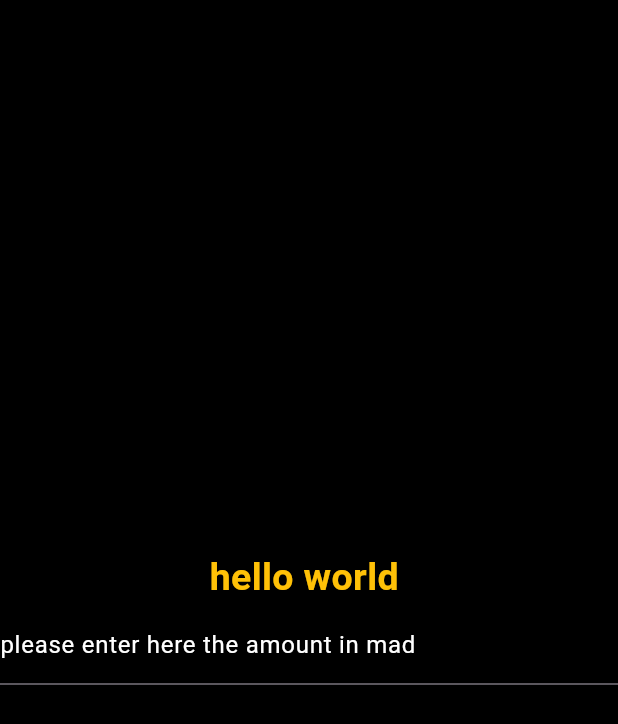
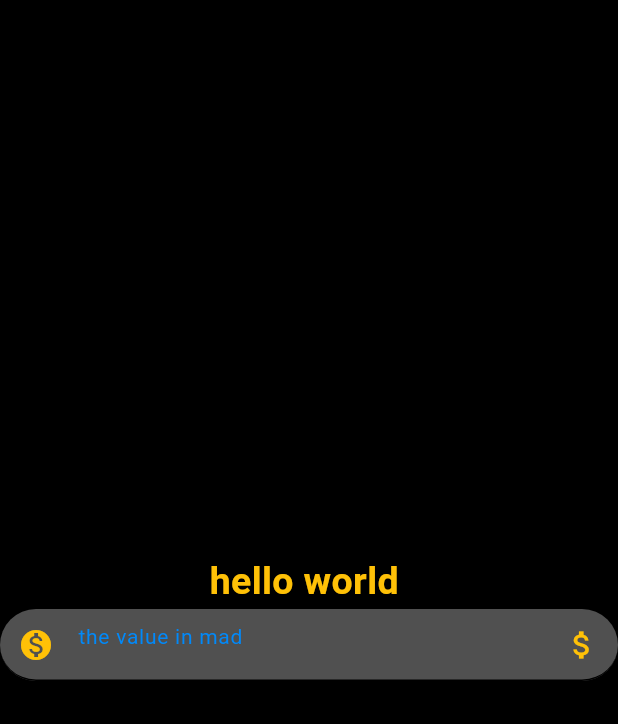
Before and after one commit to tareklaaouane/tutorial-of-flutter, a Flutter app: the screen it shows after launch, on a phone screen of 412 x 824 dp. Shown: the top 724 px of the screen. Run offline on Flutter 3.47's test engine with Material 3 defaults, Android fonts, the light colour scheme and no system bars.

Commit message:
tutocurr#2

```diff
--- a/lib/currency_converter.dart
+++ b/lib/currency_converter.dart
@@ -14,7 +14,9 @@ class CurrencyConverter extends StatelessWidget {
             Text(
               "hello world ",
               style: TextStyle(
-              fontSize: 25, fontWeight: FontWeight.bold, color: Colors.amber),
+                  fontSize: 25,
+                  fontWeight: FontWeight.bold,
+                  color: Colors.amber),
             ),
             TextField(
               style: TextStyle(
@@ -22,19 +24,51 @@ class CurrencyConverter extends StatelessWidget {
                 fontWeight: FontWeight.w400,
                 color: Color.fromARGB(255, 255, 255, 255),
               ),
-          decoration:InputDecoration(
-            label: Text("please enter here the amount in mad"
+              decoration: InputDecoration(
+                /* label: Text("please enter here the amount in mad"
             ,style: TextStyle(
               color: Colors.white,
             ),
+            ), */
+                hintText: "the value in mad ",
+                hintStyle: TextStyle(
+                  color: Color.fromARGB(255, 0, 137, 250),
                 ),
-            hintText: "the value in mad ",
-
-
+                prefixIcon: Icon(Icons.monetization_on),
+                prefixIconColor: Colors.amber,
+                suffixIcon: Icon(Icons.attach_money),
+                suffixIconColor: Colors.amber,
+                filled: true,
+                fillColor: Color.fromARGB(255, 80, 80, 80),
+                border: OutlineInputBorder(
+                  borderRadius: BorderRadius.all(
+                    Radius.circular(60),
                   ),
-
-        )
-      ])),
+                ),
+                focusedBorder: OutlineInputBorder(
+                  borderSide: BorderSide(
+                      color: Colors.amber,
+                      width: 1,
+                      style: BorderStyle.solid,
+                      strokeAlign: BorderSide.strokeAlignInside),
+                  borderRadius: BorderRadius.all(
+                    Radius.circular(60),
+                  ),
+                ),
+                enabledBorder: UnderlineInputBorder(
+                  borderSide: BorderSide(
+                      width: 1,
+                      style: BorderStyle.solid,
+                      strokeAlign: BorderSide.strokeAlignInside),
+                  borderRadius: BorderRadius.all(
+                    Radius.circular(60),
+                  ),
+                ),
+              ),
+            ),
+          ],
+        ),
+      ),
     );
   }
 }
```
Lines whose indentation alone changed are shown as unchanged.
